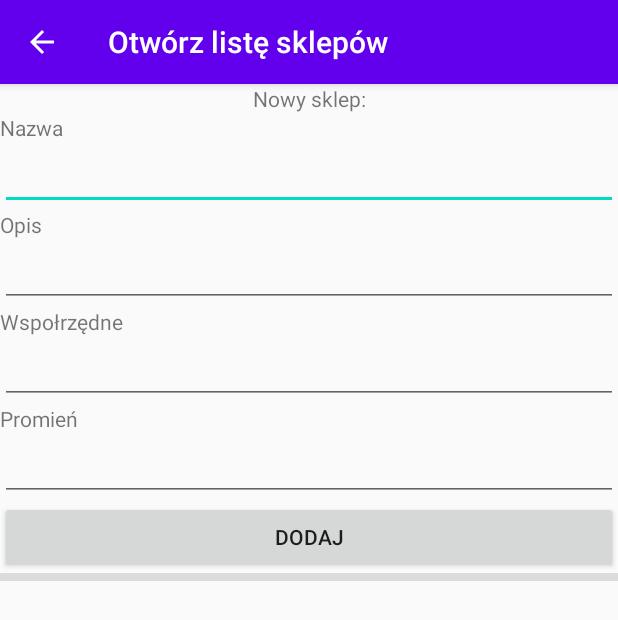
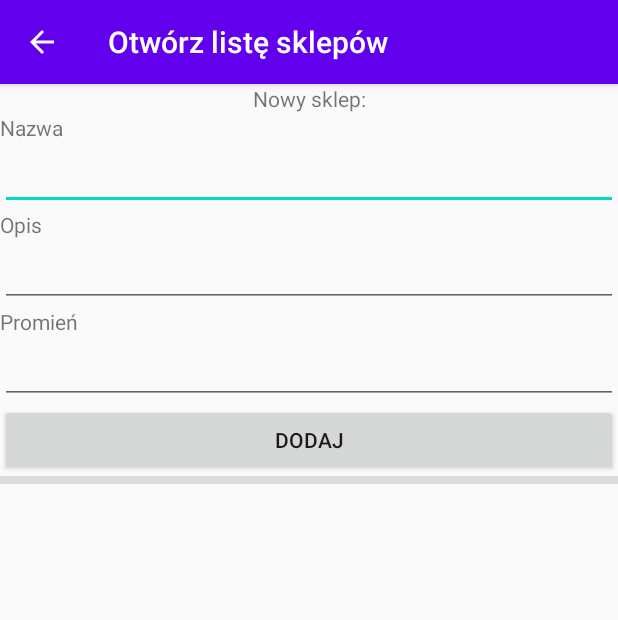
Before and after one commit to tomkeldor/pjatk, an Android app: the ShopListActivity screen opened directly, with no data from a screen before it, on a phone screen of 412 x 824 dp. Shown: the top 620 px of the screen. Run offline under Robolectric (Android 15) with nearby library versions, the phone set to English and light mode, and no system bars; our stand-ins replace Firebase (no records; nobody signed in at launch, a user with empty details on screens opened directly).

Commit message:
fix for part2

```diff
--- a/smb/HelloWorld/app/src/main/java/com/example/helloworld/ShopListActivity.kt
+++ b/smb/HelloWorld/app/src/main/java/com/example/helloworld/ShopListActivity.kt
@@ -1,13 +1,23 @@
 package com.example.helloworld
 
+import android.Manifest
+import android.content.pm.PackageManager
 import androidx.appcompat.app.AppCompatActivity
 import android.os.Bundle
+import android.util.Log
+import androidx.core.app.ActivityCompat
 import androidx.lifecycle.ViewModelProvider
 import androidx.recyclerview.widget.DividerItemDecoration
 import androidx.recyclerview.widget.LinearLayoutManager
 import com.example.helloworld.databinding.ActivityShopListBinding
+import com.google.android.gms.location.LocationServices
+import com.google.android.gms.maps.model.LatLng
+import java.util.*
 
 class ShopListActivity : AppCompatActivity() {
+
+    private lateinit var location: LatLng
+
     override fun onCreate(savedInstanceState: Bundle?) {
         super.onCreate(savedInstanceState)
         val binding = ActivityShopListBinding.inflate(layoutInflater)
@@ -19,6 +29,24 @@ class ShopListActivity : AppCompatActivity() {
                         DividerItemDecoration.VERTICAL
                 )
         )
+
+        permissionCheck()
+        LocationServices.getFusedLocationProviderClient(this).lastLocation
+                .addOnSuccessListener {
+                    location = try {
+                        Log.e(
+                                "location-fused",
+                                "Last location: ${it.latitude}, ${it.longitude}"
+                        )
+                        LatLng(it.latitude, it.longitude)
+                    } catch (e: IllegalStateException) {
+                        Log.e("location",
+                                "warsaw"
+                        )
+                        LatLng(52.2, 21.0)
+                    }
+                }
+
         val shopViewModel = ViewModelProvider(
                 this,
                 ViewModelProvider.AndroidViewModelFactory.getInstance(application)
@@ -30,10 +58,27 @@ class ShopListActivity : AppCompatActivity() {
                     Shop(
                             binding.et1.text.toString(),
                             binding.et2.text.toString(),
-                            binding.et3.text.toString(),
-                            binding.et4.text.toString().toLong()
+                            String.format("%f,%f",location.latitude,location.longitude),
+                            binding.et3.text.toString().toLong()
                     )
             )
         }
     }
+
+    private fun permissionCheck() {
+        val perms = arrayOf(
+                Manifest.permission.ACCESS_FINE_LOCATION,
+                Manifest.permission.ACCESS_COARSE_LOCATION
+        )
+        if (ActivityCompat.checkSelfPermission(
+                        this,
+                        Manifest.permission.ACCESS_FINE_LOCATION
+                ) != PackageManager.PERMISSION_GRANTED && ActivityCompat.checkSelfPermission(
+                        this,
+                        Manifest.permission.ACCESS_COARSE_LOCATION
+                ) != PackageManager.PERMISSION_GRANTED
+        ) {
+            requestPermissions(perms, 0)
+        }
+    }
 }
--- a/smb/HelloWorld/app/src/main/res/layout/activity_shop_list.xml
+++ b/smb/HelloWorld/app/src/main/res/layout/activity_shop_list.xml
@@ -57,25 +57,11 @@
             android:layout_width="match_parent"
             android:layout_height="wrap_content"
             android:layout_weight="1"
-            android:text="@string/wspolrzedne"
+            android:text="@string/promien"
             android:textAlignment="textStart" />
 
         <EditText
             android:id="@+id/et3"
-            android:layout_width="match_parent"
-            android:layout_height="wrap_content"
-            android:inputType="text" />
-
-        <TextView
-            android:id="@+id/td4"
-            android:layout_width="match_parent"
-            android:layout_height="wrap_content"
-            android:layout_weight="1"
-            android:text="@string/promien"
-            android:textAlignment="textStart" />
-
-        <EditText
-            android:id="@+id/et4"
             android:layout_width="match_parent"
             android:layout_height="wrap_content"
             android:inputType="numberSigned" />
--- a/smb/HelloWorld/app/src/main/res/layout/shop_list_element.xml
+++ b/smb/HelloWorld/app/src/main/res/layout/shop_list_element.xml
@@ -39,7 +39,7 @@
             android:textAlignment="textStart" />
 
         <EditText
-            android:id="@+id/rv_Et1"
+            android:id="@+id/rv_Tv3"
             android:layout_width="match_parent"
             android:layout_height="wrap_content"
             android:inputType="text" />
@@ -52,7 +52,7 @@
             android:textAlignment="textStart" />
 
         <EditText
-            android:id="@+id/rv_Et2"
+            android:id="@+id/rv_Et1"
             android:layout_width="match_parent"
             android:layout_height="wrap_content"
             android:inputType="number" />
```
Also changed, not shown: smb/HelloWorld/app/src/main/java/com/example/helloworld/MapsActivity.kt (+11 -6 lines), smb/HelloWorld/app/src/main/java/com/example/helloworld/ShopAdapter.kt (+3 -4 lines).
